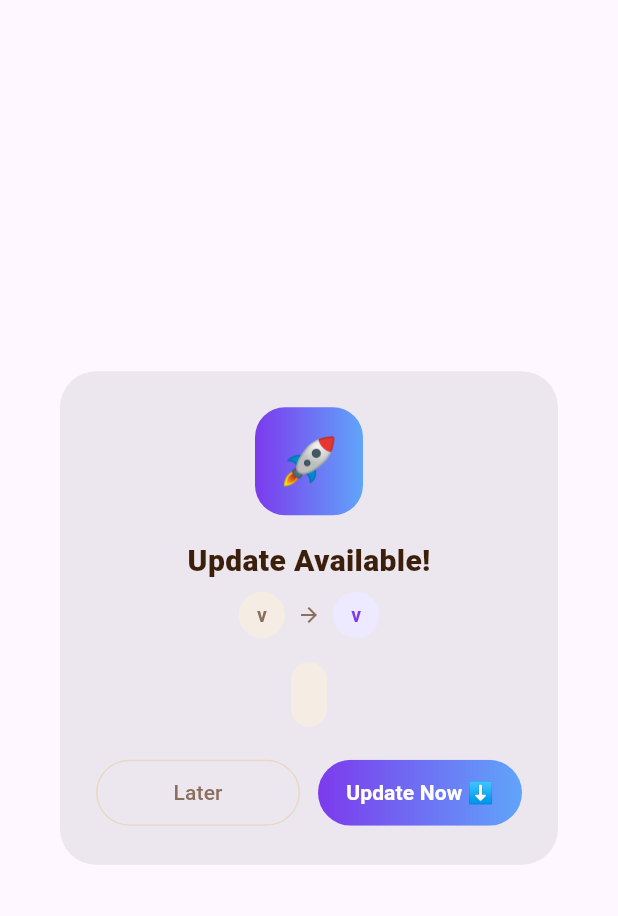
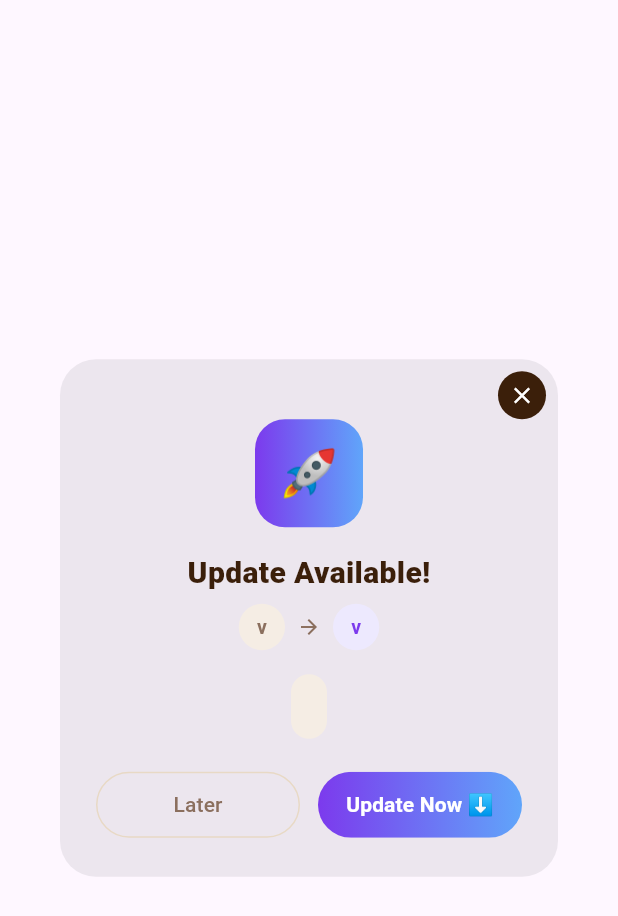
Before and after one commit to jronexgroup/Cousin-Hub, a Flutter app: the _UpdateDialog widget shown alone on an empty page, opened directly with empty values, on a phone screen of 412 x 824 dp. Shown: the top 916 px of the screen. Run offline on Flutter 3.47's test engine with Material 3 defaults, Android fonts, the phone set to English and light mode, and no system bars; our stand-ins replace audioplayers, emoji_picker_flutter, file_picker, firebase_auth, firebase_core, firebase_database and 11 more; missing offline and left inert: agora_rtc_engine, record; accounts and stored records are empty.

Commit message:
Declare Back3d

```diff
--- a/lib/screens/home_screen.dart
+++ b/lib/screens/home_screen.dart
@@ -3,6 +3,7 @@ import 'package:firebase_database/firebase_database.dart';
 import '../services/auth_service.dart';
 import '../services/notification_service.dart';
 import '../services/cache_service.dart';
+import '../services/update_service.dart';
 import '../app_theme.dart';
 import 'login_screen.dart';
 import 'chat_screen.dart';
@@ -52,6 +53,9 @@ class _HomeScreenState extends State<HomeScreen> {
     super.initState();
     _boot();
     _watchInvites();
+    WidgetsBinding.instance.addPostFrameCallback((_) {
+      UpdateService.checkForUpdate(context);
+    });
   }
 
   // ── Boot: cache first, then Firebase ──────────────────
--- a/lib/services/update_service.dart
+++ b/lib/services/update_service.dart
@@ -137,9 +137,28 @@ class _UpdateDialogState extends State<_UpdateDialog> {
       onWillPop: () async => !widget.forceUpdate,
       child: Dialog(
         shape: RoundedRectangleBorder(borderRadius: BorderRadius.circular(24)),
-        child: Padding(
-          padding: const EdgeInsets.all(24),
+        clipBehavior: Clip.none,
+        child: SizedBox(
+          width: double.infinity,
           child: Column(mainAxisSize: MainAxisSize.min, children: [
+            // Close button for non-force updates
+            if (!widget.forceUpdate)
+              Align(
+                alignment: Alignment.topRight,
+                child: Padding(
+                  padding: const EdgeInsets.only(top: 8, right: 8),
+                  child: InkWell(
+                    borderRadius: BorderRadius.circular(20),
+                    onTap: () => Navigator.pop(context),
+                    child: Container(
+                      width: 32, height: 32,
+                      decoration: const BoxDecoration(
+                        color: Color(0xFF3B1F0A), shape: BoxShape.circle),
+                      child: const Icon(Icons.close, color: Colors.white, size: 18))))),
+
+            Padding(
+              padding: const EdgeInsets.fromLTRB(24, 0, 24, 24),
+              child: Column(mainAxisSize: MainAxisSize.min, children: [
             // Icon
             Container(width: 72, height: 72,
               decoration: BoxDecoration(gradient: const LinearGradient(
@@ -230,10 +249,11 @@ class _UpdateDialogState extends State<_UpdateDialog> {
                     child: const Text('Update Now ⬇️', style: TextStyle(color: Colors.white,
                       fontWeight: FontWeight.w700, fontSize: 14)))))),
             ]),
-          ]),
-        ),
-      ),
-    );
+          ]),       // ] inner Column children, ) inner Column
+        ),          // ) Padding
+        ]),         // ] outer Column children, ) outer Column
+      ),            // ) SizedBox
+    ));             // ) Dialog, ) WillPopScope
   }
 
   Widget _versionChip(String version, Color bg, Color text) =>
```
Also changed, not shown: lib/main.dart (+1 -7 lines), lib/screens/ludo_match_lobby_screen.dart (+11 -10 lines).
